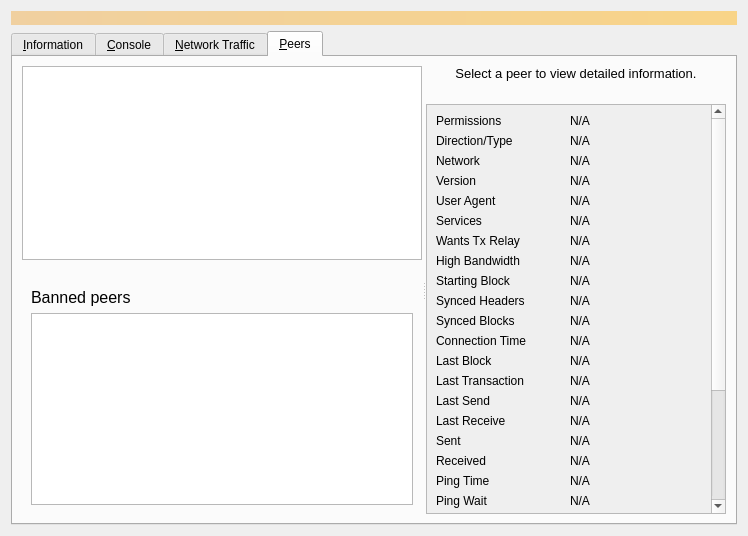
bitcoin-core/gui, file src/qt/forms/debugwindow.ui: the form before one commit.
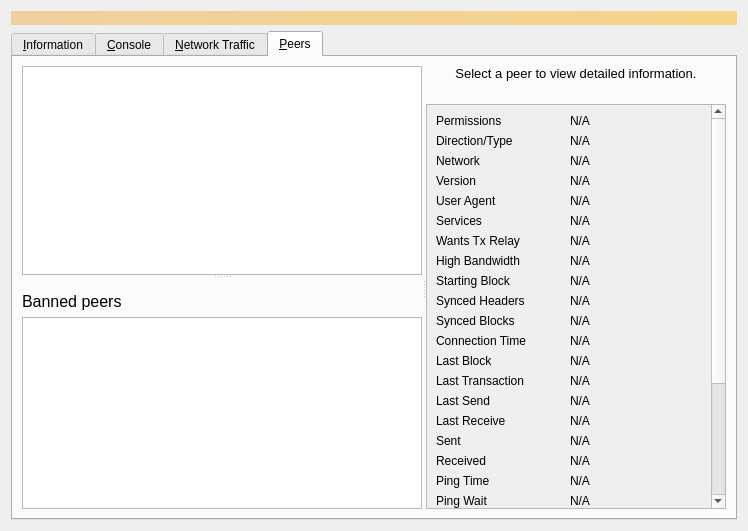
The form after the commit. Icons and pictures are not drawn. Custom widgets are drawn as their Qt base class.

Commit message:
qt: Add ability to resize Peer and Ban table
This commit adds a splitter between the peerWidget and the
banTable widget. This adds the ability to resize these windows
to the user’s needs.

Patch:
```diff
--- a/src/qt/forms/debugwindow.ui
+++ b/src/qt/forms/debugwindow.ui
@@ -889,6 +889,16 @@
           </property>
           <layout class="QVBoxLayout" name="verticalLayout_9">
            <item>
+            <widget class="QSplitter" name="tableSplitter">
+             <property name="orientation">
+              <enum>Qt::Vertical</enum>
+             </property>
+             <property name="handleWidth">
+              <number>4</number>
+             </property>
+             <property name="childrenCollapsible">
+              <bool>false</bool>
+             </property>
             <widget class="QTableView" name="peerWidget">
              <property name="sizePolicy">
               <sizepolicy hsizetype="Expanding" vsizetype="MinimumExpanding">
@@ -915,8 +925,6 @@
               <bool>false</bool>
              </attribute>
             </widget>
-           </item>
-           <item>
             <widget class="QWidget" name="banTable" native="true">
              <property name="sizePolicy">
               <sizepolicy hsizetype="Preferred" vsizetype="Minimum">
@@ -984,6 +992,7 @@
                </widget>
               </item>
              </layout>
+             </widget>
             </widget>
            </item>
           </layout>
```
Lines whose indentation alone changed are shown as unchanged. The commit also changes 1 other file.
